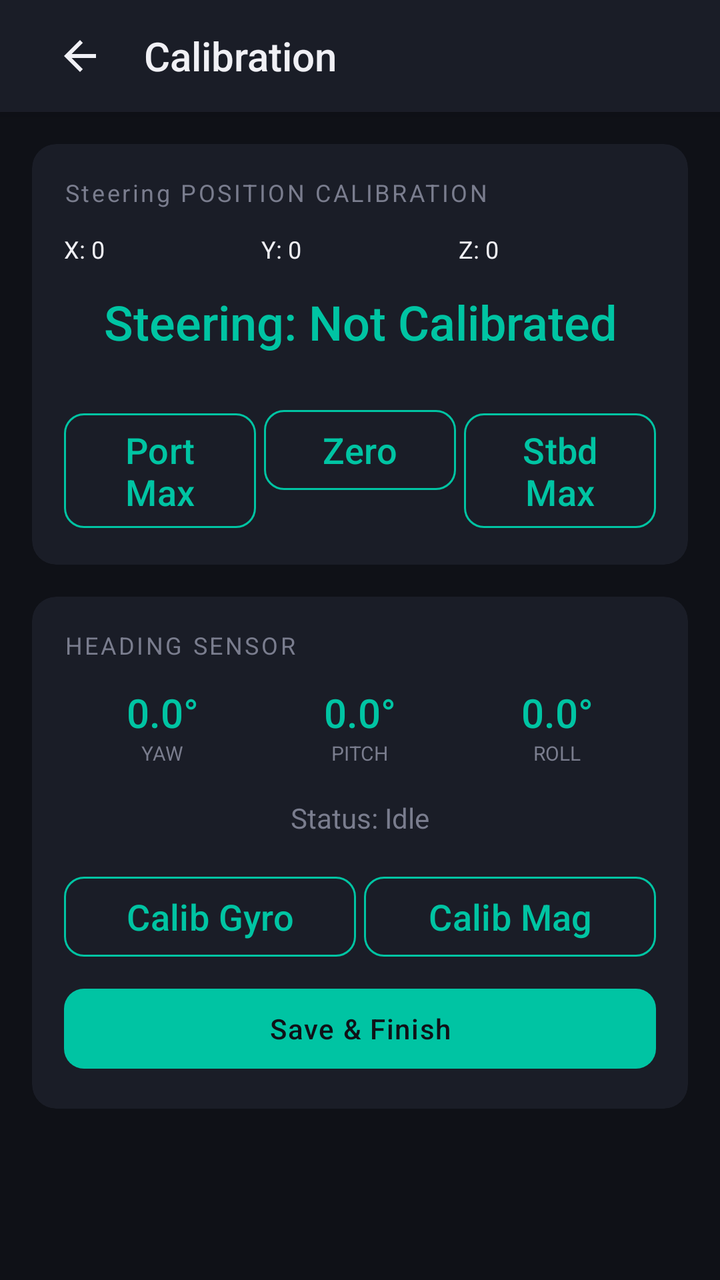
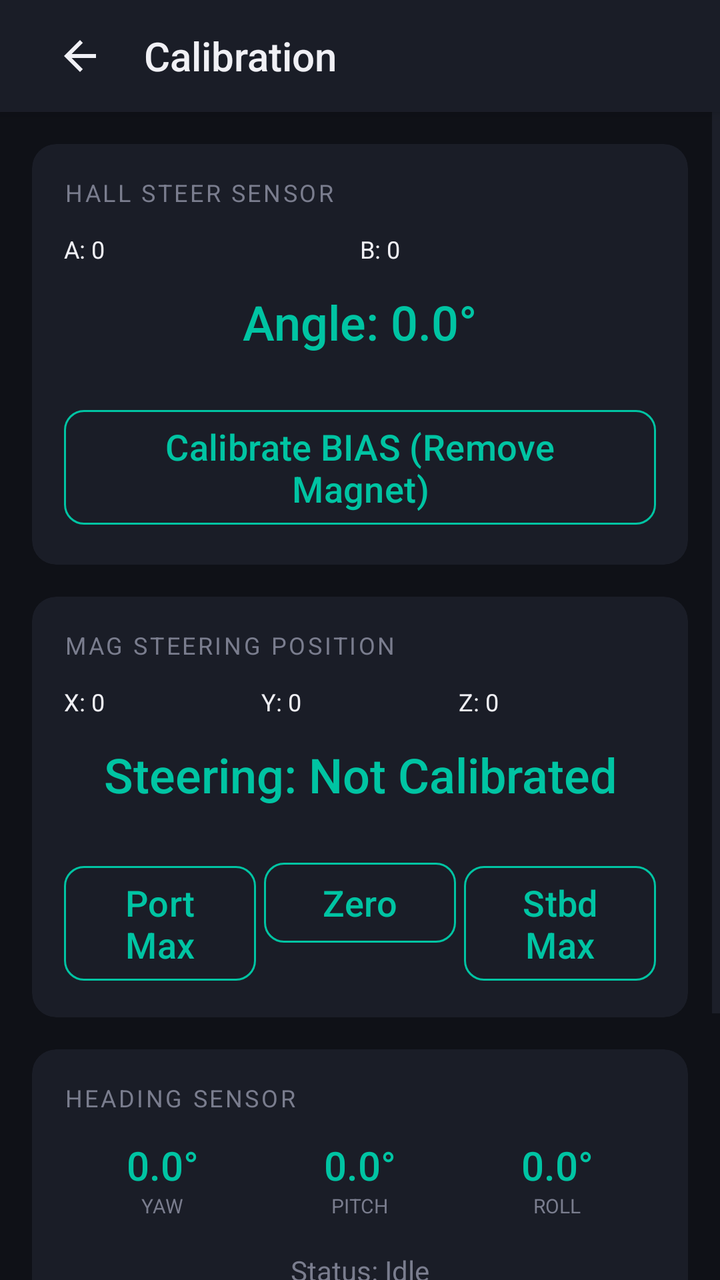

The first picture is an Android layout as it rendered before a commit; the second is the same layout after the commit. The layout source and the unified diff follow.
<!-- AndroidManifest.xml: application theme Theme.TorqeedoController -->
<!-- res/layout/activity_calibration.xml -->
<?xml version="1.0" encoding="utf-8"?>
<androidx.constraintlayout.widget.ConstraintLayout
    xmlns:android="http://schemas.android.com/apk/res/android"
    xmlns:app="http://schemas.android.com/apk/res-auto"
    android:layout_width="match_parent"
    android:layout_height="match_parent"
    android:background="@color/bg_primary">

    
    <LinearLayout
        android:id="@+id/topBar"
        android:layout_width="match_parent"
        android:layout_height="56dp"
        android:background="@color/bg_surface"
        android:gravity="center_vertical"
        android:orientation="horizontal"
        android:paddingHorizontal="16dp"
        android:elevation="4dp"
        app:layout_constraintTop_toTopOf="parent">

        <ImageButton
            android:id="@+id/btnBack"
            android:layout_width="48dp"
            android:layout_height="48dp"
            android:background="?attr/selectableItemBackgroundBorderless"
            android:src="@drawable/ic_back"
            app:tint="@color/text_primary" />

        <TextView
            android:layout_width="wrap_content"
            android:layout_height="wrap_content"
            android:layout_marginStart="8dp"
            android:text="Calibration"
            android:textColor="@color/text_primary"
            android:textSize="20sp"
            android:fontFamily="sans-serif-medium" />
    </LinearLayout>

    <ScrollView
        android:layout_width="match_parent"
        android:layout_height="0dp"
        app:layout_constraintTop_toBottomOf="@id/topBar"
        app:layout_constraintBottom_toBottomOf="parent">

        <LinearLayout
            android:layout_width="match_parent"
            android:layout_height="wrap_content"
            android:orientation="vertical"
            android:padding="16dp">

            
            <androidx.cardview.widget.CardView
                android:layout_width="match_parent"
                android:layout_height="wrap_content"
                android:layout_marginBottom="16dp"
                app:cardBackgroundColor="@color/bg_surface"
                app:cardCornerRadius="12dp"
                app:cardElevation="0dp">

                <LinearLayout
                    android:layout_width="match_parent"
                    android:layout_height="wrap_content"
                    android:orientation="vertical"
                    android:padding="16dp">

                    <TextView
                        android:layout_width="wrap_content"
                        android:layout_height="wrap_content"
                        android:text="Steering POSITION CALIBRATION"
                        android:textColor="@color/text_secondary"
                        android:textSize="12sp"
                        android:letterSpacing="0.1"
                        android:layout_marginBottom="12dp" />

                    <LinearLayout
                        android:layout_width="match_parent"
                        android:layout_height="wrap_content"
                        android:orientation="horizontal"
                        android:layout_marginBottom="12dp">

                        <TextView android:id="@+id/tvMagX"
                            android:layout_width="0dp" android:layout_height="wrap_content"
                            android:layout_weight="1" android:text="X: 0"
                            android:textColor="@color/text_primary" android:textSize="12sp" />
                        <TextView android:id="@+id/tvMagY"
                            android:layout_width="0dp" android:layout_height="wrap_content"
                            android:layout_weight="1" android:text="Y: 0"
                            android:textColor="@color/text_primary" android:textSize="12sp" />
                        <TextView android:id="@+id/tvMagZ"
                            android:layout_width="0dp" android:layout_height="wrap_content"
                            android:layout_weight="1" android:text="Z: 0"
                            android:textColor="@color/text_primary" android:textSize="12sp" />
                    </LinearLayout>

                    <TextView
                        android:id="@+id/tvRudderPos"
                        android:layout_width="match_parent"
                        android:layout_height="wrap_content"
                        android:text="Steering: Not Calibrated"
                        android:textColor="@color/accent_primary"
                        android:textSize="24sp"
                        android:gravity="center"
                        android:fontFamily="sans-serif-medium"
                        android:layout_marginBottom="24dp" />

                    <LinearLayout
                        android:layout_width="match_parent"
                        android:layout_height="wrap_content"
                        android:orientation="horizontal">

                        <Button
                            android:id="@+id/btnCalibPort"
                            style="@style/Widget.TorqeedoController.Button.Secondary"
                            android:layout_width="0dp"
                            android:layout_height="wrap_content"
                            android:layout_weight="1"
                            android:text="Port Max"
                            android:layout_marginEnd="4dp" />

                        <Button
                            android:id="@+id/btnCalibZero"
                            style="@style/Widget.TorqeedoController.Button.Secondary"
                            android:layout_width="0dp"
                            android:layout_height="wrap_content"
                            android:layout_weight="1"
                            android:text="Zero"
                            android:layout_marginEnd="4dp" />

                        <Button
                            android:id="@+id/btnCalibStbd"
                            style="@style/Widget.TorqeedoController.Button.Secondary"
                            android:layout_width="0dp"
                            android:layout_height="wrap_content"
                            android:layout_weight="1"
                            android:text="Stbd Max" />
                    </LinearLayout>
                </LinearLayout>
            </androidx.cardview.widget.CardView>

            
            <androidx.cardview.widget.CardView
                android:layout_width="match_parent"
                android:layout_height="wrap_content"
                android:layout_marginBottom="16dp"
                app:cardBackgroundColor="@color/bg_surface"
                app:cardCornerRadius="12dp"
                app:cardElevation="0dp">

                <LinearLayout
                    android:layout_width="match_parent"
                    android:layout_height="wrap_content"
                    android:orientation="vertical"
                    android:padding="16dp">

                    <TextView
                        android:layout_width="wrap_content"
                        android:layout_height="wrap_content"
                        android:text="HEADING SENSOR"
                        android:textColor="@color/text_secondary"
                        android:textSize="12sp"
                        android:letterSpacing="0.1"
                        android:layout_marginBottom="12dp" />

                    <LinearLayout
                        android:layout_width="match_parent"
                        android:layout_height="wrap_content"
                        android:orientation="horizontal"
                        android:layout_marginBottom="16dp">

                        <LinearLayout android:layout_width="0dp" android:layout_height="wrap_content"
                            android:layout_weight="1" android:orientation="vertical" android:gravity="center">
                            <TextView android:id="@+id/tvYaw"
                                android:layout_width="wrap_content" android:layout_height="wrap_content"
                                android:text="0.0°" android:textColor="@color/accent_primary"
                                android:textSize="20sp" android:fontFamily="sans-serif-medium" />
                            <TextView android:layout_width="wrap_content" android:layout_height="wrap_content"
                                android:text="YAW" android:textColor="@color/text_secondary" android:textSize="10sp" />
                        </LinearLayout>

                        <LinearLayout android:layout_width="0dp" android:layout_height="wrap_content"
                            android:layout_weight="1" android:orientation="vertical" android:gravity="center">
                            <TextView android:id="@+id/tvPitch"
                                android:layout_width="wrap_content" android:layout_height="wrap_content"
                                android:text="0.0°" android:textColor="@color/accent_primary"
                                android:textSize="20sp" android:fontFamily="sans-serif-medium" />
                            <TextView android:layout_width="wrap_content" android:layout_height="wrap_content"
                                android:text="PITCH" android:textColor="@color/text_secondary" android:textSize="10sp" />
                        </LinearLayout>

                        <LinearLayout android:layout_width="0dp" android:layout_height="wrap_content"
                            android:layout_weight="1" android:orientation="vertical" android:gravity="center">
                            <TextView android:id="@+id/tvRoll"
                                android:layout_width="wrap_content" android:layout_height="wrap_content"
                                android:text="0.0°" android:textColor="@color/accent_primary"
                                android:textSize="20sp" android:fontFamily="sans-serif-medium" />
                            <TextView android:layout_width="wrap_content" android:layout_height="wrap_content"
                                android:text="ROLL" android:textColor="@color/text_secondary" android:textSize="10sp" />
                        </LinearLayout>
                    </LinearLayout>

                    <TextView
                        android:id="@+id/tvImuStatus"
                        android:layout_width="match_parent"
                        android:layout_height="wrap_content"
                        android:text="Status: Idle"
                        android:textColor="@color/text_secondary"
                        android:textSize="14sp"
                        android:gravity="center"
                        android:layout_marginBottom="16dp" />

                    <LinearLayout
                        android:layout_width="match_parent"
                        android:layout_height="wrap_content"
                        android:orientation="horizontal"
                        android:layout_marginBottom="8dp">

                        <Button
                            android:id="@+id/btnCalibGyro"
                            style="@style/Widget.TorqeedoController.Button.Secondary"
                            android:layout_width="0dp"
                            android:layout_height="wrap_content"
                            android:layout_weight="1"
                            android:text="Calib Gyro"
                            android:layout_marginEnd="4dp" />

                        <Button
                            android:id="@+id/btnCalibMag"
                            style="@style/Widget.TorqeedoController.Button.Secondary"
                            android:layout_width="0dp"
                            android:layout_height="wrap_content"
                            android:layout_weight="1"
                            android:text="Calib Mag" />
                    </LinearLayout>

                    <Button
                        android:id="@+id/btnSaveImu"
                        style="@style/Widget.TorqeedoController.Button.Primary"
                        android:layout_width="match_parent"
                        android:layout_height="wrap_content"
                        android:text="Save \u0026 Finish" />

                </LinearLayout>
            </androidx.cardview.widget.CardView>

        </LinearLayout>
    </ScrollView>

</androidx.constraintlayout.widget.ConstraintLayout>
<!-- resources referenced by this layout -->
<resources>
  <color name="accent_primary">#00C4A3</color>
  <color name="bg_primary">#0F1117</color>
  <color name="bg_surface">#1A1D27</color>
  <color name="text_primary">#F0F0F5</color>
  <color name="text_secondary">#7A7D8E</color>
  <!-- drawable ic_back (drawable) -->
  <vector xmlns:android="http://schemas.android.com/apk/res/android"
      android:width="24dp"
      android:height="24dp"
      android:viewportWidth="24"
      android:viewportHeight="24">
      <path
          android:fillColor="@android:color/white"
          android:pathData="M20,11H7.83l5.59,-5.59L12,4l-8,8 8,8 1.41,-1.41L7.83,13H20v-2z"/>
  </vector>
  <style name="Widget.TorqeedoController.Button.Primary" parent="Widget.Material3.Button">
          <item name="backgroundTint">@color/accent_primary</item>
          <item name="android:textColor">@color/bg_primary</item>
          <item name="android:textSize">14sp</item>
          <item name="android:letterSpacing">0.04</item>
          <item name="cornerRadius">10dp</item>
          <item name="android:stateListAnimator">@null</item>
      </style>
  <style name="Widget.TorqeedoController.Button.Secondary" parent="Widget.Material3.Button.OutlinedButton">
          <item name="strokeColor">@color/accent_primary</item>
          <item name="strokeWidth">1dp</item>
          <item name="android:textColor">@color/accent_primary</item>
          <item name="android:textSize">18dp</item>
          <item name="cornerRadius">10dp</item>
          <item name="android:stateListAnimator">@null</item>
      </style>
  <style name="Theme.TorqeedoController" parent="Theme.Material3.Dark.NoActionBar">
          
          <item name="colorPrimary">@color/accent_primary</item>
          <item name="colorOnPrimary">@color/bg_primary</item>
          <item name="colorPrimaryContainer">@color/accent_dark</item>
          <item name="colorOnPrimaryContainer">@color/text_primary</item>
  
          
          <item name="colorSurface">@color/bg_surface</item>
          <item name="colorOnSurface">@color/text_primary</item>
          <item name="colorSurfaceVariant">@color/bg_surface</item>
          <item name="colorOnSurfaceVariant">@color/text_secondary</item>
  
          
          <item name="android:colorBackground">@color/bg_primary</item>
          <item name="colorOnBackground">@color/text_primary</item>
  
          
          <item name="android:windowBackground">@color/bg_primary</item>
          <item name="android:statusBarColor">@color/bg_surface</item>
          <item name="android:navigationBarColor">@color/bg_primary</item>
          <item name="android:windowLightStatusBar">false</item>
          <item name="android:windowLightNavigationBar">false</item>
  
          
          <item name="colorControlActivated">@color/accent_primary</item>
          <item name="colorControlNormal">@color/border_subtle</item>
      </style>
  <color name="accent_dark">#00977E</color>
  <color name="border_subtle">#2A2D3A</color>
</resources>

<!-- the commit's change to res/layout/activity_calibration.xml (unified diff, before → after) -->
@@ -66,7 +66,67 @@
                     <TextView
                         android:layout_width="wrap_content"
                         android:layout_height="wrap_content"
-                        android:text="Steering POSITION CALIBRATION"
+                        android:text="HALL STEER SENSOR"
+                        android:textColor="@color/text_secondary"
+                        android:textSize="12sp"
+                        android:letterSpacing="0.1"
+                        android:layout_marginBottom="12dp" />
+
+                    <LinearLayout
+                        android:layout_width="match_parent"
+                        android:layout_height="wrap_content"
+                        android:orientation="horizontal"
+                        android:layout_marginBottom="12dp">
+
+                        <TextView android:id="@+id/tvHallA"
+                            android:layout_width="0dp" android:layout_height="wrap_content"
+                            android:layout_weight="1" android:text="A: 0"
+                            android:textColor="@color/text_primary" android:textSize="12sp" />
+                        <TextView android:id="@+id/tvHallB"
+                            android:layout_width="0dp" android:layout_height="wrap_content"
+                            android:layout_weight="1" android:text="B: 0"
+                            android:textColor="@color/text_primary" android:textSize="12sp" />
+                    </LinearLayout>
+
+                    <TextView
+                        android:id="@+id/tvHallAngle"
+                        android:layout_width="match_parent"
+                        android:layout_height="wrap_content"
+                        android:text="Angle: 0.0°"
+                        android:textColor="@color/accent_primary"
+                        android:textSize="24sp"
+                        android:gravity="center"
+                        android:fontFamily="sans-serif-medium"
+                        android:layout_marginBottom="24dp" />
+
+                    <Button
+                        android:id="@+id/btnCalibHallBias"
+                        style="@style/Widget.TorqeedoController.Button.Secondary"
+                        android:layout_width="match_parent"
+                        android:layout_height="wrap_content"
+                        android:text="Calibrate BIAS (Remove Magnet)" />
+                </LinearLayout>
+            </androidx.cardview.widget.CardView>
+
+            
+            <androidx.cardview.widget.CardView
+                android:layout_width="match_parent"
+                android:layout_height="wrap_content"
+                android:layout_marginBottom="16dp"
+                app:cardBackgroundColor="@color/bg_surface"
+                app:cardCornerRadius="12dp"
+                app:cardElevation="0dp">
+
+                <LinearLayout
+                    android:layout_width="match_parent"
+                    android:layout_height="wrap_content"
+                    android:orientation="vertical"
+                    android:padding="16dp">
+
+                    <TextView
+                        android:layout_width="wrap_content"
+                        android:layout_height="wrap_content"
+                        android:text="MAG STEERING POSITION"
                         android:textColor="@color/text_secondary"
                         android:textSize="12sp"
                         android:letterSpacing="0.1"
